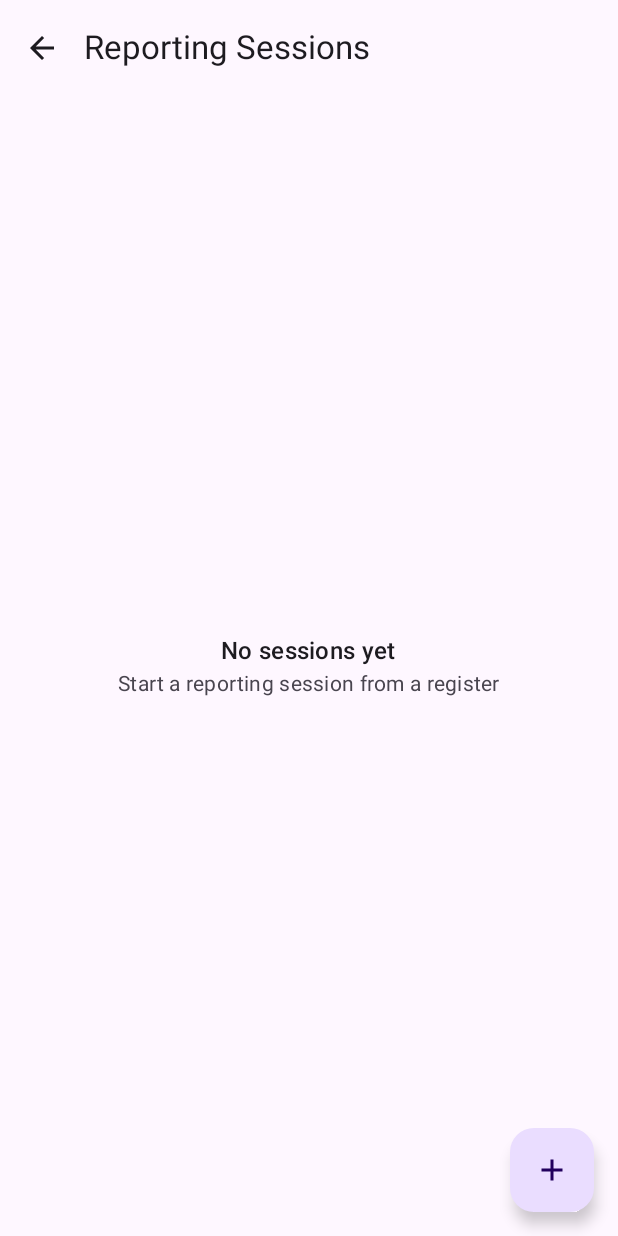
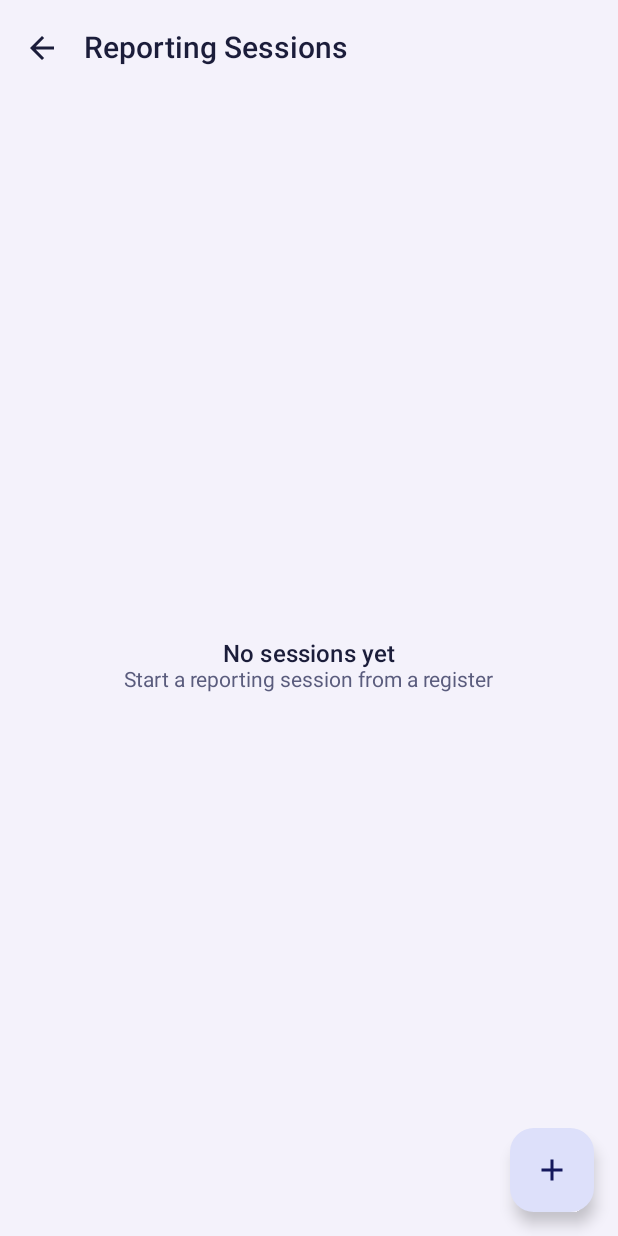
Before and after one commit to sammyotsieno-cloud/AfyaReport, an Android app built with Jetpack Compose: the screen it shows after launch (MainActivity), after a tap on "Reporting Sessions", on a phone screen of 412 x 824 dp. Run offline under Robolectric (Android 15) with nearby library versions, the phone set to English and light mode, and no system bars; our stand-ins replace Room's generated code.

Commit message:
Add AfyaReport theme: register-paper palette, type scale, shapes, shared components

```diff
--- a/app/src/main/java/ke/co/afyareport/MainActivity.kt
+++ b/app/src/main/java/ke/co/afyareport/MainActivity.kt
@@ -1,4 +1,6 @@
 package ke.co.afyareport
+import ke.co.afyareport.ui.theme.AfyaTheme
+import androidx.activity.enableEdgeToEdge
 
 import android.os.Bundle
 import androidx.activity.ComponentActivity
@@ -29,10 +31,11 @@ import ke.co.afyareport.ui.session.SessionSummaryScreen
 class MainActivity : ComponentActivity() {
     override fun onCreate(savedInstanceState: Bundle?) {
         super.onCreate(savedInstanceState)
+        enableEdgeToEdge()
         val app = application as AfyaReportApp
         val container = app.container
         setContent {
-            MaterialTheme {
+            AfyaTheme {
                 Surface(
                     modifier = Modifier.fillMaxSize(),
                     color = MaterialTheme.colorScheme.background
--- /dev/null
+++ b/app/src/main/java/ke/co/afyareport/ui/theme/Color.kt
@@ -0,0 +1,44 @@
+package ke.co.afyareport.ui.theme
+
+import androidx.compose.ui.graphics.Color
+
+// Light: register paper and ink
+val Paper = Color(0xFFF4F2FB)
+val PaperRaised = Color(0xFFFFFFFF)
+val PaperSunk = Color(0xFFE9E6F5)
+val PaperMid = Color(0xFFEEEBF8)
+val PaperDeep = Color(0xFFE2DEF1)
+val Ink = Color(0xFF1B1D3A)
+val InkSoft = Color(0xFF5A5C7D)
+val Indigo = Color(0xFF2E3489)
+val IndigoSoft = Color(0xFFDDE0FA)
+val IndigoDeep = Color(0xFF14185C)
+val Rule = Color(0xFFCFCBE6)
+val RuleStrong = Color(0xFF8C8FB3)
+val Stamp = Color(0xFF17795A)
+val StampSoft = Color(0xFFD6F0E6)
+val StampDeep = Color(0xFF0B3D2D)
+val Amber = Color(0xFF9A6200)
+val AmberSoft = Color(0xFFFBEBCB)
+val AmberDeep = Color(0xFF4A2F00)
+val Alert = Color(0xFFB3261E)
+val AlertSoft = Color(0xFFFADAD6)
+
+// Dark: night paper
+val NightPaper = Color(0xFF121327)
+val NightRaised = Color(0xFF1C1E3A)
+val NightSunk = Color(0xFF0D0E1D)
+val NightMid = Color(0xFF181A33)
+val NightDeep = Color(0xFF26294A)
+val NightInk = Color(0xFFE7E8F8)
+val NightInkSoft = Color(0xFFA4A6C9)
+val NightIndigo = Color(0xFFB6BBFF)
+val NightIndigoSoft = Color(0xFF2B3070)
+val NightRule = Color(0xFF35385F)
+val NightRuleStrong = Color(0xFF6F739F)
+val NightStamp = Color(0xFF6FD3AE)
+val NightStampSoft = Color(0xFF12443A)
+val NightAmber = Color(0xFFF2C46B)
+val NightAmberSoft = Color(0xFF4A3510)
+val NightAlert = Color(0xFFFFB4AB)
+val NightAlertSoft = Color(0xFF5C1A15)
--- /dev/null
+++ b/app/src/main/java/ke/co/afyareport/ui/theme/Components.kt
@@ -0,0 +1,64 @@
+package ke.co.afyareport.ui.theme
+
+import androidx.compose.foundation.background
+import androidx.compose.foundation.layout.Arrangement
+import androidx.compose.foundation.layout.Column
+import androidx.compose.foundation.layout.Spacer
+import androidx.compose.foundation.layout.fillMaxWidth
+import androidx.compose.foundation.layout.height
+import androidx.compose.foundation.layout.padding
+import androidx.compose.material3.Button
+import androidx.compose.material3.MaterialTheme
+import androidx.compose.material3.Text
+import androidx.compose.runtime.Composable
+import androidx.compose.ui.Alignment
+import androidx.compose.ui.Modifier
+import androidx.compose.ui.text.style.TextAlign
+import androidx.compose.ui.unit.dp
+
+enum class ChipTone { Draft, Done, Neutral }
+
+@Composable
+fun StatusChip(text: String, tone: ChipTone, modifier: Modifier = Modifier) {
+    val scheme = MaterialTheme.colorScheme
+    val (bg, fg) = when (tone) {
+        ChipTone.Draft -> scheme.tertiaryContainer to scheme.onTertiaryContainer
+        ChipTone.Done -> scheme.secondaryContainer to scheme.onSecondaryContainer
+        ChipTone.Neutral -> scheme.surfaceContainerHigh to scheme.onSurfaceVariant
+    }
+    Text(
+        text = text,
+        style = MaterialTheme.typography.labelMedium,
+        color = fg,
+        modifier = modifier
+            .background(bg, MaterialTheme.shapes.small)
+            .padding(horizontal = 8.dp, vertical = 3.dp)
+    )
+}
+
+@Composable
+fun EmptyState(
+    title: String,
+    body: String,
+    modifier: Modifier = Modifier,
+    actionLabel: String? = null,
+    onAction: (() -> Unit)? = null
+) {
+    Column(
+        modifier = modifier.fillMaxWidth().padding(32.dp),
+        horizontalAlignment = Alignment.CenterHorizontally,
+        verticalArrangement = Arrangement.spacedBy(8.dp)
+    ) {
+        Text(title, style = MaterialTheme.typography.titleLarge, textAlign = TextAlign.Center)
+        Text(
+            body,
+            style = MaterialTheme.typography.bodyMedium,
+            color = MaterialTheme.colorScheme.onSurfaceVariant,
+            textAlign = TextAlign.Center
+        )
+        if (actionLabel != null && onAction != null) {
+            Spacer(Modifier.height(8.dp))
+            Button(onClick = onAction) { Text(actionLabel) }
+        }
+    }
+}
--- /dev/null
+++ b/app/src/main/java/ke/co/afyareport/ui/theme/Theme.kt
@@ -0,0 +1,68 @@
+package ke.co.afyareport.ui.theme
+
+import androidx.compose.foundation.isSystemInDarkTheme
+import androidx.compose.foundation.shape.RoundedCornerShape
+import androidx.compose.material3.MaterialTheme
+import androidx.compose.material3.Shapes
+import androidx.compose.material3.darkColorScheme
+import androidx.compose.material3.lightColorScheme
+import androidx.compose.runtime.Composable
+import androidx.compose.ui.graphics.Color
+import androidx.compose.ui.unit.dp
+
+private val LightScheme = lightColorScheme(
+    primary = Indigo, onPrimary = Color.White,
+    primaryContainer = IndigoSoft, onPrimaryContainer = IndigoDeep,
+    secondary = Stamp, onSecondary = Color.White,
+    secondaryContainer = StampSoft, onSecondaryContainer = StampDeep,
+    tertiary = Amber, onTertiary = Color.White,
+    tertiaryContainer = AmberSoft, onTertiaryContainer = AmberDeep,
+    background = Paper, onBackground = Ink,
+    surface = Paper, onSurface = Ink,
+    surfaceVariant = PaperSunk, onSurfaceVariant = InkSoft,
+    surfaceContainerLowest = PaperRaised, surfaceContainerLow = Paper,
+    surfaceContainer = PaperMid, surfaceContainerHigh = PaperSunk,
+    surfaceContainerHighest = PaperDeep,
+    outline = RuleStrong, outlineVariant = Rule,
+    error = Alert, onError = Color.White,
+    errorContainer = AlertSoft, onErrorContainer = Alert
+)
+
+private val DarkScheme = darkColorScheme(
+    primary = NightIndigo, onPrimary = IndigoDeep,
+    primaryContainer = NightIndigoSoft, onPrimaryContainer = IndigoSoft,
+    secondary = NightStamp, onSecondary = StampDeep,
+    secondaryContainer = NightStampSoft, onSecondaryContainer = StampSoft,
+    tertiary = NightAmber, onTertiary = AmberDeep,
+    tertiaryContainer = NightAmberSoft, onTertiaryContainer = AmberSoft,
+    background = NightPaper, onBackground = NightInk,
+    surface = NightPaper, onSurface = NightInk,
+    surfaceVariant = NightDeep, onSurfaceVariant = NightInkSoft,
+    surfaceContainerLowest = NightSunk, surfaceContainerLow = NightMid,
+    surfaceContainer = NightRaised, surfaceContainerHigh = NightDeep,
+    surfaceContainerHighest = NightDeep,
+    outline = NightRuleStrong, outlineVariant = NightRule,
+    error = NightAlert, onError = Alert,
+    errorContainer = NightAlertSoft, onErrorContainer = AlertSoft
+)
+
+private val AfyaShapes = Shapes(
+    extraSmall = RoundedCornerShape(4.dp),
+    small = RoundedCornerShape(6.dp),
+    medium = RoundedCornerShape(10.dp),
+    large = RoundedCornerShape(16.dp),
+    extraLarge = RoundedCornerShape(24.dp)
+)
+
+@Composable
+fun AfyaTheme(
+    darkTheme: Boolean = isSystemInDarkTheme(),
+    content: @Composable () -> Unit
+) {
+    MaterialTheme(
+        colorScheme = if (darkTheme) DarkScheme else LightScheme,
+        typography = AfyaTypography,
+        shapes = AfyaShapes,
+        content = content
+    )
+}
--- /dev/null
+++ b/app/src/main/java/ke/co/afyareport/ui/theme/Type.kt
@@ -0,0 +1,32 @@
+package ke.co.afyareport.ui.theme
+
+import androidx.compose.material3.Typography
+import androidx.compose.ui.text.TextStyle
+import androidx.compose.ui.text.font.FontFamily
+import androidx.compose.ui.text.font.FontWeight
+import androidx.compose.ui.unit.sp
+
+private val Sans = FontFamily.SansSerif
+
+val AfyaTypography = Typography(
+    displaySmall = TextStyle(fontFamily = Sans, fontWeight = FontWeight.Bold, fontSize = 34.sp, lineHeight = 40.sp, letterSpacing = (-0.5).sp),
+    headlineMedium = TextStyle(fontFamily = Sans, fontWeight = FontWeight.Bold, fontSize = 28.sp, lineHeight = 34.sp, letterSpacing = (-0.25).sp),
+    headlineSmall = TextStyle(fontFamily = Sans, fontWeight = FontWeight.SemiBold, fontSize = 24.sp, lineHeight = 30.sp),
+    titleLarge = TextStyle(fontFamily = Sans, fontWeight = FontWeight.SemiBold, fontSize = 20.sp, lineHeight = 26.sp),
+    titleMedium = TextStyle(fontFamily = Sans, fontWeight = FontWeight.SemiBold, fontSize = 16.sp, lineHeight = 22.sp, letterSpacing = 0.1.sp),
+    titleSmall = TextStyle(fontFamily = Sans, fontWeight = FontWeight.SemiBold, fontSize = 14.sp, lineHeight = 20.sp, letterSpacing = 0.1.sp),
+    bodyLarge = TextStyle(fontFamily = Sans, fontWeight = FontWeight.Normal, fontSize = 16.sp, lineHeight = 24.sp),
+    bodyMedium = TextStyle(fontFamily = Sans, fontWeight = FontWeight.Normal, fontSize = 14.sp, lineHeight = 21.sp),
+    bodySmall = TextStyle(fontFamily = Sans, fontWeight = FontWeight.Normal, fontSize = 12.sp, lineHeight = 17.sp),
+    labelLarge = TextStyle(fontFamily = Sans, fontWeight = FontWeight.SemiBold, fontSize = 14.sp, lineHeight = 20.sp, letterSpacing = 0.1.sp),
+    labelMedium = TextStyle(fontFamily = Sans, fontWeight = FontWeight.Medium, fontSize = 12.sp, lineHeight = 16.sp, letterSpacing = 0.3.sp),
+    labelSmall = TextStyle(fontFamily = Sans, fontWeight = FontWeight.Medium, fontSize = 11.sp, lineHeight = 14.sp, letterSpacing = 0.4.sp)
+)
+
+/** Use for counts and numbers in tables so digits line up. */
+val NumeralStyle = TextStyle(
+    fontFamily = Sans,
+    fontWeight = FontWeight.SemiBold,
+    fontSize = 16.sp,
+    fontFeatureSettings = "tnum"
+)
```
